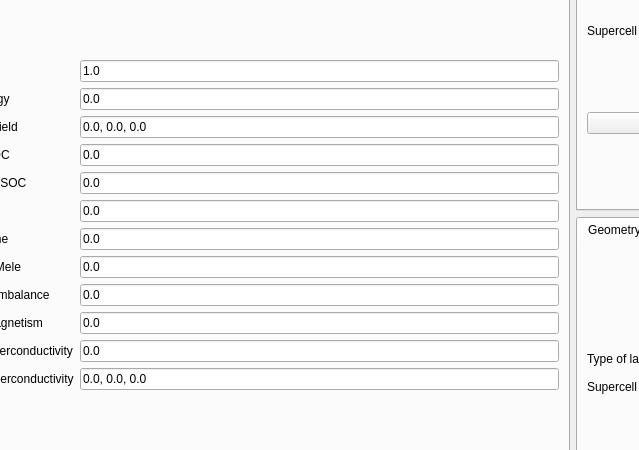
Above: interface-pyqt/2d/interface.ui from joselado/quantum-lattice before the change; both pictures show x 81 to 720 and y 88 to 538 of the 1308 by 653 pixel window. Below: the same form after it.
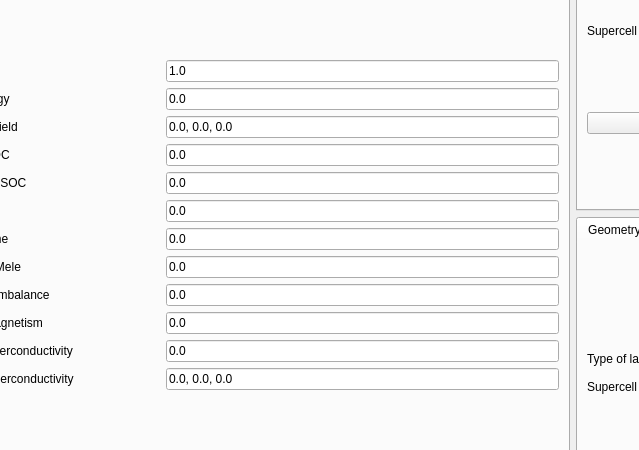
That is the form after the change.

Patch:
```diff
--- a/interface-pyqt/2d/interface.ui
+++ b/interface-pyqt/2d/interface.ui
@@ -162,7 +162,7 @@
        <layout class="QGridLayout" name="gridLayout_24">
         <item row="0" column="0">
          <layout class="QGridLayout" name="gridLayout">
-          <item row="11" column="1">
+          <item row="11" column="2">
            <widget class="QLineEdit" name="swave">
             <property name="toolTip">
              <string>spin-singlet s-wave superconducting order</string>
@@ -172,89 +172,20 @@
             </property>
            </widget>
           </item>
-          <item row="3" column="1">
-           <widget class="QLineEdit" name="exchange">
-            <property name="toolTip">
-             <string>Exchange field in the system, taken as a vector with component Jx, Jy and Jz</string>
-            </property>
+          <item row="5" column="0">
+           <widget class="QLabel" name="label_11">
             <property name="text">
-             <string>0.0, 0.0, 0.0</string>
+             <string>Kane-Mele SOC</string>
             </property>
            </widget>
           </item>
-          <item row="9" column="1">
-           <widget class="QLineEdit" name="mAB">
-            <property name="text">
-             <string>0.0</string>
-            </property>
-           </widget>
-          </item>
-          <item row="2" column="0">
-           <widget class="QLabel" name="label">
-            <property name="text">
-             <string>Fermi energy</string>
-            </property>
-           </widget>
-          </item>
-          <item row="5" column="1">
+          <item row="5" column="2">
            <widget class="QLineEdit" name="kanemele">
             <property name="text">
              <string>0.0</string>
             </property>
            </widget>
           </item>
-          <item row="6" column="0">
-           <widget class="QLabel" name="label_24">
-            <property name="text">
-             <string>Haldane</string>
-            </property>
-           </widget>
-          </item>
-          <item row="7" column="1">
-           <widget class="QLineEdit" name="antihaldane">
-            <property name="text">
-             <string>0.0</string>
-            </property>
-           </widget>
-          </item>
-          <item row="11" column="0">
-           <widget class="QLabel" name="label_26">
-            <property name="text">
-             <string>s-wave superconductivity</string>
-            </property>
-           </widget>
-          </item>
-          <item row="2" column="1">
-           <widget class="QLineEdit" name="fermi">
-            <property name="enabled">
-             <bool>true</bool>
-            </property>
-            <property name="text">
-             <string>0.0</string>
-            </property>
-           </widget>
-          </item>
-          <item row="4" column="1">
-           <widget class="QLineEdit" name="rashba">
-            <property name="text">
-             <string>0.0</string>
-            </property>
-           </widget>
-          </item>
-          <item row="6" column="1">
-           <widget class="QLineEdit" name="haldane">
-            <property name="text">
-             <string>0.0</string>
-            </property>
-           </widget>
-          </item>
-          <item row="10" column="1">
-           <widget class="QLineEdit" name="mAF">
-            <property name="text">
-             <string>0.0</string>
-            </property>
-           </widget>
-          </item>
           <item row="4" column="0">
            <widget class="QLabel" name="label_10">
             <property name="text">
@@ -262,31 +193,37 @@
             </property>
            </widget>
           </item>
-          <item row="5" column="0">
-           <widget class="QLabel" name="label_11">
+          <item row="6" column="2">
+           <widget class="QLineEdit" name="haldane">
             <property name="text">
-             <string>Kane-Mele SOC</string>
+             <string>0.0</string>
             </property>
            </widget>
           </item>
-          <item row="3" column="0">
-           <widget class="QLabel" name="label_3">
+          <item row="2" column="2">
+           <widget class="QLineEdit" name="fermi">
+            <property name="enabled">
+             <bool>true</bool>
+            </property>
             <property name="text">
-             <string>Exchange field</string>
+             <string>0.0</string>
             </property>
            </widget>
           </item>
-          <item row="9" column="0">
-           <widget class="QLabel" name="label_12">
+          <item row="3" column="2">
+           <widget class="QLineEdit" name="exchange">
+            <property name="toolTip">
+             <string>Exchange field in the system, taken as a vector with component Jx, Jy and Jz</string>
+            </property>
             <property name="text">
-             <string>Sublattice imbalance</string>
+             <string>0.0, 0.0, 0.0</string>
             </property>
            </widget>
           </item>
-          <item row="10" column="0">
-           <widget class="QLabel" name="label_13">
+          <item row="12" column="0">
+           <widget class="QLabel" name="label_39">
             <property name="text">
-             <string>Antiferromagnetism</string>
+             <string>p-wave superconductivity</string>
             </property>
            </widget>
           </item>
@@ -297,27 +234,27 @@
             </property>
            </widget>
           </item>
-          <item row="8" column="1">
+          <item row="7" column="2">
+           <widget class="QLineEdit" name="antihaldane">
+            <property name="text">
+             <string>0.0</string>
+            </property>
+           </widget>
+          </item>
+          <item row="11" column="0">
+           <widget class="QLabel" name="label_26">
+            <property name="text">
+             <string>s-wave superconductivity</string>
+            </property>
+           </widget>
+          </item>
+          <item row="8" column="2">
            <widget class="QLineEdit" name="antikanemele">
             <property name="text">
              <string>0.0</string>
             </property>
            </widget>
           </item>
-          <item row="8" column="0">
-           <widget class="QLabel" name="label_16">
-            <property name="text">
-             <string>Anti Kane-Mele</string>
-            </property>
-           </widget>
-          </item>
-          <item row="12" column="0">
-           <widget class="QLabel" name="label_39">
-            <property name="text">
-             <string>p-wave superconductivity</string>
-            </property>
-           </widget>
-          </item>
           <item row="1" column="0">
            <widget class="QLabel" name="label_60">
             <property name="text">
@@ -325,7 +262,49 @@
             </property>
            </widget>
           </item>
-          <item row="1" column="1">
+          <item row="9" column="0">
+           <widget class="QLabel" name="label_12">
+            <property name="text">
+             <string>Sublattice imbalance</string>
+            </property>
+           </widget>
+          </item>
+          <item row="6" column="0">
+           <widget class="QLabel" name="label_24">
+            <property name="text">
+             <string>Haldane</string>
+            </property>
+           </widget>
+          </item>
+          <item row="3" column="0">
+           <widget class="QLabel" name="label_3">
+            <property name="text">
+             <string>Exchange field</string>
+            </property>
+           </widget>
+          </item>
+          <item row="10" column="2">
+           <widget class="QLineEdit" name="mAF">
+            <property name="text">
+             <string>0.0</string>
+            </property>
+           </widget>
+          </item>
+          <item row="2" column="0">
+           <widget class="QLabel" name="label">
+            <property name="text">
+             <string>Fermi energy</string>
+            </property>
+           </widget>
+          </item>
+          <item row="4" column="2">
+           <widget class="QLineEdit" name="rashba">
+            <property name="text">
+             <string>0.0</string>
+            </property>
+           </widget>
+          </item>
+          <item row="1" column="2">
            <widget class="QLineEdit" name="hoppings">
             <property name="toolTip">
              <string>Hoppings of the system. If you put several numbers separated by commas, the first number is the 1st NN hopping, the second number the 2nd NN hopping, etc</string>
@@ -335,7 +314,14 @@
             </property>
            </widget>
           </item>
-          <item row="12" column="1">
+          <item row="8" column="0">
+           <widget class="QLabel" name="label_16">
+            <property name="text">
+             <string>Anti Kane-Mele</string>
+            </property>
+           </widget>
+          </item>
+          <item row="12" column="2">
            <widget class="QLineEdit" name="pwave">
             <property name="toolTip">
              <string>d-vector of the spin triplet order p-wave order. The momentum dependence is taken of the form px + i py</string>
@@ -345,6 +331,110 @@
             </property>
            </widget>
           </item>
+          <item row="9" column="2">
+           <widget class="QLineEdit" name="mAB">
+            <property name="text">
+             <string>0.0</string>
+            </property>
+           </widget>
+          </item>
+          <item row="10" column="0">
+           <widget class="QLabel" name="label_13">
+            <property name="text">
+             <string>Antiferromagnetism</string>
+            </property>
+           </widget>
+          </item>
+          <item row="1" column="1">
+           <widget class="QLabel" name="hopping_image">
+            <property name="minimumSize">
+             <size>
+              <width>80</width>
+              <height>0</height>
+             </size>
+            </property>
+            <property name="text">
+             <string/>
+            </property>
+           </widget>
+          </item>
+          <item row="2" column="1">
+           <widget class="QLabel" name="fermi_image">
+            <property name="text">
+             <string/>
+            </property>
+           </widget>
+          </item>
+          <item row="3" column="1">
+           <widget class="QLabel" name="exchange_image">
+            <property name="text">
+             <string/>
+            </property>
+           </widget>
+          </item>
+          <item row="4" column="1">
+           <widget class="QLabel" name="rashba_image">
+            <property name="text">
+             <string/>
+            </property>
+           </widget>
+          </item>
+          <item row="5" column="1">
+           <widget class="QLabel" name="kanemele_image">
+            <property name="text">
+             <string/>
+            </property>
+           </widget>
+          </item>
+          <item row="6" column="1">
+           <widget class="QLabel" name="haldane_image">
+            <property name="text">
+             <string/>
+            </property>
+           </widget>
+          </item>
+          <item row="7" column="1">
+           <widget class="QLabel" name="antihaldane_image">
+            <property name="text">
+             <string/>
+            </property>
+           </widget>
+          </item>
+          <item row="8" column="1">
+           <widget class="QLabel" name="antikanemele_image">
+            <property name="text">
+             <string/>
+            </property>
+           </widget>
+          </item>
+          <item row="9" column="1">
+           <widget class="QLabel" name="mAB_image">
+            <property name="text">
+             <string/>
+            </property>
+           </widget>
+          </item>
+          <item row="10" column="1">
+           <widget class="QLabel" name="mAF_image">
+            <property name="text">
+             <string/>
+            </property>
+           </widget>
+          </item>
+          <item row="11" column="1">
+           <widget class="QLabel" name="swave_image">
+            <property name="text">
+             <string/>
+            </property>
+           </widget>
+          </item>
+          <item row="12" column="1">
+           <widget class="QLabel" name="pwave_image">
+            <property name="text">
+             <string/>
+            </property>
+           </widget>
+          </item>
          </layout>
         </item>
        </layout>
```
